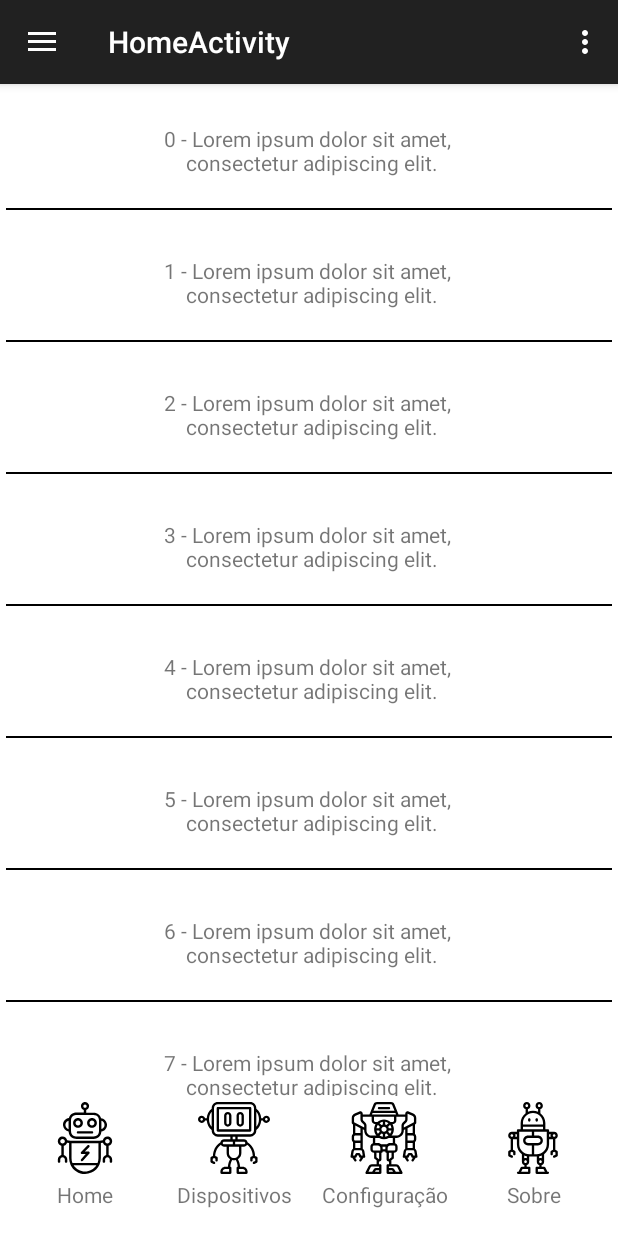
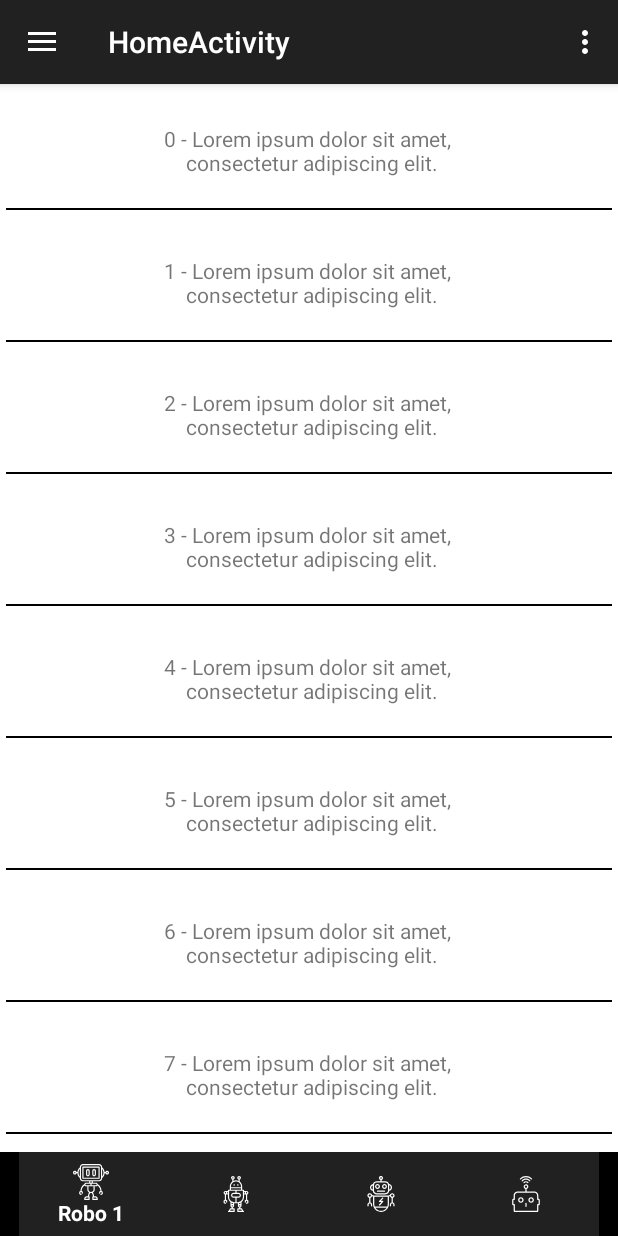
Before and after one commit to roger8b/AndroidBaseExemplo, an Android app: the HomeActivity screen opened directly, with no data from a screen before it, on a phone screen of 412 x 824 dp. Run offline under Robolectric (Android 15) with nearby library versions, the phone set to English and light mode, and no system bars; our stand-ins replace RxJava, data binding; libraries missing offline, so code that uses them is left out: com.blankj.utilcode, com.daimajia.androidanimations; pictures from the network do not load; 1 statement that could not run was skipped.

Commit message:
Barra de navegação inferior e animação de transição entre fragments

```diff
--- a/app/src/main/java/com/example/rm/androidbaseexemplo/ui/home/HomeActivity.java
+++ b/app/src/main/java/com/example/rm/androidbaseexemplo/ui/home/HomeActivity.java
@@ -2,6 +2,7 @@ package com.example.rm.androidbaseexemplo.ui.home;
 
 import android.databinding.DataBindingUtil;
 import android.os.Bundle;
+import android.support.design.widget.BottomNavigationView;
 import android.support.design.widget.NavigationView;
 import android.support.design.widget.Snackbar;
 import android.support.v4.app.Fragment;
@@ -11,6 +12,7 @@ import android.support.v4.widget.DrawerLayout;
 import android.support.v7.app.ActionBarDrawerToggle;
 import android.support.v7.widget.LinearLayoutManager;
 import android.support.v7.widget.Toolbar;
+import android.transition.Fade;
 import android.util.Pair;
 import android.view.Menu;
 import android.view.MenuItem;
@@ -19,7 +21,9 @@ import com.blankj.utilcode.util.Utils;
 import com.example.rm.androidbaseexemplo.R;
 import com.example.rm.androidbaseexemplo.databinding.ActivityHomeBinding;
 import com.example.rm.androidbaseexemplo.ui.BaseActivity;
-import com.example.rm.androidbaseexemplo.ui.home.loremipsumlist.MockItemList;
+import com.example.rm.androidbaseexemplo.ui.home.bottonmenu.BottomNavigationViewHelper;
+import com.example.rm.androidbaseexemplo.ui.home.homefragment.HomeFragment;
+import com.example.rm.androidbaseexemplo.ui.home.sidemenu.SideMenuAdapter;
 import com.example.rm.androidbaseexemplo.ui.home.sidemenu.SideMenuItem;
 import com.example.rm.androidbaseexemplo.ui.home.sidemenu.SideMenuListItens;
 
@@ -29,16 +33,28 @@ import io.reactivex.disposables.Disposable;
 public class HomeActivity extends BaseActivity
         implements NavigationView.OnNavigationItemSelectedListener {
 
-    ActivityHomeBinding mBinding;
-    DrawerLayout mDrawerLayout;
-    NavigationView navigationView;
+    private static final String HOME_FRAGMENT = "HOME_FRAGMENT";
+    private static final String ROBOT_TWO_FRAGMENT = "ROBOT_TWO_FRAGMENT";
+    private ActivityHomeBinding mBinding;
+    private DrawerLayout mDrawerLayout;
+    private Fragment mCurrentFragment;
+    private FragmentManager mFragmentManager;
+    private Toolbar mToolbar;
+
+    private static final long MOVE_DEFAULT_TIME = 300;
+    private static final long FADE_DEFAULT_TIME = 300;
+
 
     @Override
     protected void onCreate(Bundle savedInstanceState) {
         super.onCreate(savedInstanceState);
-        mBinding = DataBindingUtil.setContentView(this,R.layout.activity_home);
+        mBinding = DataBindingUtil.setContentView(this, R.layout.activity_home);
 
         Utils.init(getApplicationContext());
+
+        mToolbar = (Toolbar) findViewById(R.id.toolbar);
+
+        mFragmentManager = getSupportFragmentManager();
 
         loadSideMenu();
 
@@ -46,40 +62,71 @@ public class HomeActivity extends BaseActivity
 
         loadBottonMenu();
 
-        loadFragment();
+        loadFragment(HOME_FRAGMENT, HomeFragment.newInstance(), R.string.home, null);
 
-    }
-
-    private void loadFragment() {
-        Fragment fragment = HomeFragment.newInstance();
-        FragmentManager fragmentManager = getSupportFragmentManager();
-        fragmentManager.beginTransaction().replace(R.id.container,fragment, String.valueOf(R.layout.fragment_home)).commit();
 
     }
 
     private void loadBottonMenu() {
 
+        BottomNavigationViewHelper.removeShiftMode(mBinding.inContentHome.bottomNavigation);
+
+        BottomNavigationView bottomNavigationView = mBinding.inContentHome.bottomNavigation;
 
 
 
+        bottomNavigationView.setOnNavigationItemSelectedListener(item -> {
+            switch (item.getItemId()) {
+                case R.id.robot_1:
+                    loadFragment(HOME_FRAGMENT, HomeFragment.newInstance(), R.string.home, mCurrentFragment);
+                    break;
 
+                case R.id.robot_2:
+
+                    loadFragment(ROBOT_TWO_FRAGMENT, RobotTwoFragment.newInstance(), R.string.robo_2, mCurrentFragment);
+                    break;
+
+                case R.id.robot_3:
+                    break;
+
+                case R.id.robot_4:
+                    break;
+            }
+            return true;
+        });
 
     }
 
-    private void loadMockRecyclerView() {
+    private void loadFragment(String fragmentTag, Fragment nextFragment, int title, Fragment currentFragment) {
 
-       /* MockItemList mockItemList = new MockItemList(getApplicationContext());
-        mBinding.inContentHome.rvMockData.setLayoutManager(new LinearLayoutManager(this));
-        MockListAdapter mockListAdapter = new MockListAdapter();
-        mockListAdapter.setData(mockItemList.getMockListItems());
-        mBinding.inContentHome.rvMockData.setAdapter(mockListAdapter);*/
+        if (nextFragment != null) {
+            mToolbar.setTitle(title);
+
+            if (currentFragment != null) {
+                Fade exitFade = new Fade();
+                exitFade.setDuration(FADE_DEFAULT_TIME);
+                currentFragment.setExitTransition(exitFade);
+            }
+
+            Fade enterFade = new Fade();
+            enterFade.setStartDelay(MOVE_DEFAULT_TIME + FADE_DEFAULT_TIME);
+            enterFade.setDuration(FADE_DEFAULT_TIME);
+            nextFragment.setEnterTransition(enterFade);
+
+            mFragmentManager.beginTransaction().replace(R.id.container, nextFragment, fragmentTag).commit();
+
+            mCurrentFragment = nextFragment;
+
+
+        }
 
     }
+
 
     private void loadSideMenu() {
 
         mDrawerLayout = mBinding.sideMenuLayout;
-        navigationView = mBinding.navSideMenu;
+        NavigationView navigationView = mBinding.navSideMenu;
 
         Toolbar toolbar = (Toolbar) findViewById(R.id.toolbar);
         setSupportActionBar(toolbar);
@@ -96,7 +143,7 @@ public class HomeActivity extends BaseActivity
 
         SideMenuListItens sideMenuListItens = new SideMenuListItens();
         mBinding.rvSideMenu.setLayoutManager(new LinearLayoutManager(this));
-        SideMenuAdapter  sideMenuAdapter = new SideMenuAdapter();
+        SideMenuAdapter sideMenuAdapter = new SideMenuAdapter();
         sideMenuAdapter.setData(sideMenuListItens.getSideMenuList());
         sideMenuAdapter.observableItemPairClick()
                 .subscribe(new Observer<Pair<SideMenuItem, Integer>>() {
@@ -130,7 +177,7 @@ public class HomeActivity extends BaseActivity
 
     private void sideMenuCliked(int id) {
         String message = "Item selecionado: " + id;
-        Snackbar.make(mDrawerLayout,message,Snackbar.LENGTH_SHORT).show();
+        Snackbar.make(mDrawerLayout, message, Snackbar.LENGTH_SHORT).show();
     }
 
     @Override
--- /dev/null
+++ b/app/src/main/java/com/example/rm/androidbaseexemplo/ui/home/bottonmenu/BottomNavigationViewHelper.java
@@ -0,0 +1,36 @@
+package com.example.rm.androidbaseexemplo.ui.home.bottonmenu;
+
+
+import android.support.design.internal.BottomNavigationItemView;
+import android.support.design.internal.BottomNavigationMenuView;
+import android.support.design.widget.BottomNavigationView;
+import android.util.Log;
+
+import java.lang.reflect.Field;
+
+/**
+ * Remove a animação shiftMode quando a bottomNavigation tem mais de 3 itens
+ */
+
+public class BottomNavigationViewHelper {
+
+    public static void removeShiftMode(BottomNavigationView view) {
+        BottomNavigationMenuView menuView = (BottomNavigationMenuView) view.getChildAt(0);
+        try {
+            Field shiftingMode = menuView.getClass().getDeclaredField("mShiftingMode");
+            shiftingMode.setAccessible(true);
+            shiftingMode.setBoolean(menuView, false);
+            shiftingMode.setAccessible(false);
+            for (int i = 0; i < menuView.getChildCount(); i++) {
+                BottomNavigationItemView item = (BottomNavigationItemView) menuView.getChildAt(i);
+                item.setShiftingMode(false);
+                // set once again checked value, so view will be updated
+                item.setChecked(item.getItemData().isChecked());
+            }
+        } catch (NoSuchFieldException e) {
+            Log.e("ERROR NO SUCH FIELD", "Unable to get shift mode field");
+        } catch (IllegalAccessException e) {
+            Log.e("ERROR ILLEGAL ALG", "Unable to change value of shift mode");
+        }
+    }
+}
--- a/app/src/main/java/com/example/rm/androidbaseexemplo/ui/home/bottonmenu/BottonMenu.java
+++ b/app/src/main/java/com/example/rm/androidbaseexemplo/ui/home/bottonmenu/BottonMenu.java
@@ -12,6 +12,10 @@ import android.view.View;
 import android.view.ViewGroup;
 import android.widget.FrameLayout;
 import android.widget.LinearLayout;
+
+/**
+ * Responsavel por esonder a bottonNavigation
+ */
 
 public class BottonMenu extends FrameLayout implements CoordinatorLayout.AttachedBehavior {
 
--- a/app/src/main/java/com/example/rm/androidbaseexemplo/ui/home/HomeFragment.java
+++ b/app/src/main/java/com/example/rm/androidbaseexemplo/ui/home/homefragment/HomeFragment.java
@@ -1,4 +1,4 @@
-package com.example.rm.androidbaseexemplo.ui.home;
+package com.example.rm.androidbaseexemplo.ui.home.homefragment;
 
 import android.databinding.DataBindingUtil;
 import android.os.Bundle;
--- a/app/src/main/java/com/example/rm/androidbaseexemplo/ui/home/MockListAdapter.java
+++ b/app/src/main/java/com/example/rm/androidbaseexemplo/ui/home/homefragment/MockListAdapter.java
@@ -1,4 +1,4 @@
-package com.example.rm.androidbaseexemplo.ui.home;
+package com.example.rm.androidbaseexemplo.ui.home.homefragment;
 
 import android.databinding.DataBindingUtil;
 import android.support.v7.widget.RecyclerView;
@@ -11,7 +11,6 @@ import com.example.rm.androidbaseexemplo.R;
 import com.example.rm.androidbaseexemplo.databinding.MockListItemBinding;
 import com.example.rm.androidbaseexemplo.ui.BaseAdapter;
 import com.example.rm.androidbaseexemplo.ui.home.loremipsumlist.MockListItem;
-import com.example.rm.androidbaseexemplo.ui.home.sidemenu.SideMenuItem;
 
 import java.util.List;
 
--- a/app/src/main/java/com/example/rm/androidbaseexemplo/ui/home/SideMenuAdapter.java
+++ b/app/src/main/java/com/example/rm/androidbaseexemplo/ui/home/sidemenu/SideMenuAdapter.java
@@ -1,4 +1,4 @@
-package com.example.rm.androidbaseexemplo.ui.home;
+package com.example.rm.androidbaseexemplo.ui.home.sidemenu;
 
 import android.databinding.DataBindingUtil;
 import android.support.v7.widget.RecyclerView;
@@ -15,7 +15,7 @@
 
 import java.util.List;
 
-class SideMenuAdapter extends BaseAdapter<SideMenuItem> {
+public class SideMenuAdapter extends BaseAdapter<SideMenuItem> {
 
     public void setData(List<SideMenuItem> list){
         this.enableItemPairClick();
--- a/app/src/main/res/layout/content_home.xml
+++ b/app/src/main/res/layout/content_home.xml
@@ -21,21 +21,31 @@
             android:layout_height="match_parent"
             app:layout_behavior="@string/appbar_scrolling_view_behavior" />
 
+        <com.example.rm.androidbaseexemplo.ui.home.bottonmenu.BottonMenu
+            android:layout_width="match_parent"
+            android:layout_gravity="bottom"
+            android:layout_height="wrap_content">
 
-        <com.example.rm.androidbaseexemplo.ui.home.bottonmenu.BottonMenu
-            android:id="@+id/menu_botton"
-            android:layout_width="match_parent"
-            android:layout_height="wrap_content"
-            android:clipToPadding="false"
-            android:elevation="40dp"
-            android:layout_gravity="bottom">
+            <android.support.design.widget.BottomNavigationView
+                android:id="@+id/bottom_navigation"
+                android:layout_width="match_parent"
+                android:layout_height="wrap_content"
+                android:layout_gravity="bottom"
+                app:itemBackground="@color/colorPrimary"
+                app:itemIconTint="@android:color/white"
+                app:itemTextColor="@android:color/white"
+                app:menu="@menu/botton_navigation_main"
+                >
 
-            <include
-                android:id="@+id/in_botton_bar"
-                layout="@layout/nav_botton_bar" />
+            </android.support.design.widget.BottomNavigationView>
 
         </com.example.rm.androidbaseexemplo.ui.home.bottonmenu.BottonMenu>
 
 
+
+
+
+
+
     </android.support.design.widget.CoordinatorLayout>
 </layout>
--- /dev/null
+++ b/app/src/main/res/menu/botton_navigation_main.xml
@@ -0,0 +1,31 @@
+<?xml version="1.0" encoding="utf-8"?>
+<menu xmlns:android="http://schemas.android.com/apk/res/android"
+    xmlns:app="http://schemas.android.com/apk/res-auto">
+
+
+    <item
+        android:id="@+id/robot_1"
+        android:enabled="true"
+        android:icon="@drawable/ic_robot_6"
+        android:title="@string/robo_1"/>
+
+    <item
+        android:id="@+id/robot_2"
+        android:enabled="true"
+        android:icon="@drawable/ic_robot_5"
+        android:title="@string/robo_2"/>
+
+    <item
+        android:id="@+id/robot_3"
+        android:enabled="true"
+        android:icon="@drawable/ic_robot_1"
+        android:title="@string/robo_3"/>
+
+    <item
+        android:id="@+id/robot_4"
+        android:enabled="true"
+        android:icon="@drawable/ic_robot_3"
+        android:title="@string/robo_4"/>
+
+
+</menu>
--- a/app/src/main/res/menu/home.xml
+++ b/app/src/main/res/menu/home.xml
@@ -6,4 +6,9 @@
         android:orderInCategory="100"
         android:title="@string/action_settings"
         app:showAsAction="never" />
+    <item
+        android:id="@+id/robot_1_settings"
+        android:orderInCategory="100"
+        android:title="@string/action_settings"
+        app:showAsAction="never" />
 </menu>
--- a/app/src/main/res/values/colors.xml
+++ b/app/src/main/res/values/colors.xml
@@ -8,4 +8,5 @@
     <color name="secondaryLightColor">#ffffff</color>
     <color name="primaryTextColor">#ffffff</color>
     <color name="secondaryTextColor">#000000</color>
+    <color name="grey">#585858</color>
 </resources>
--- a/app/src/main/res/values/strings.xml
+++ b/app/src/main/res/values/strings.xml
@@ -27,4 +27,11 @@
     <string name="bt_devices">Dispositivos</string>
     <string name="bt_config">Configuração</string>
     <string name="bt_about">Sobre</string>
+
+    <!--Robots-->
+    <string name="robo_1">Robo 1</string>
+    <string name="robo_2">Robo 2</string>
+    <string name="robo_3">Robo 3</string>
+    <string name="robo_4">Robo 4</string>
+    <string name="home">Home</string>
 </resources>
--- a/build.gradle
+++ b/build.gradle
@@ -7,7 +7,7 @@ buildscript {
         jcenter()
     }
     dependencies {
-        classpath 'com.android.tools.build:gradle:3.2.0-beta02'
+        classpath 'com.android.tools.build:gradle:3.2.0-beta05'
 
 
         // NOTE: Do not place your application dependencies here; they belong
```
Also changed, not shown: app/src/main/java/com/example/rm/androidbaseexemplo/ui/home/RobotTwoFragment.java (added, +31 -0 lines), app/src/main/java/com/example/rm/androidbaseexemplo/ui/home/bottonmenu/BottomNavigationBehavior.java (added, +53 -0 lines), app/src/main/res/drawable/bottom_navigation_colors.xml (added, +11 -0 lines), app/src/main/res/layout/fragment_robot_two.xml (added, +22 -0 lines).
